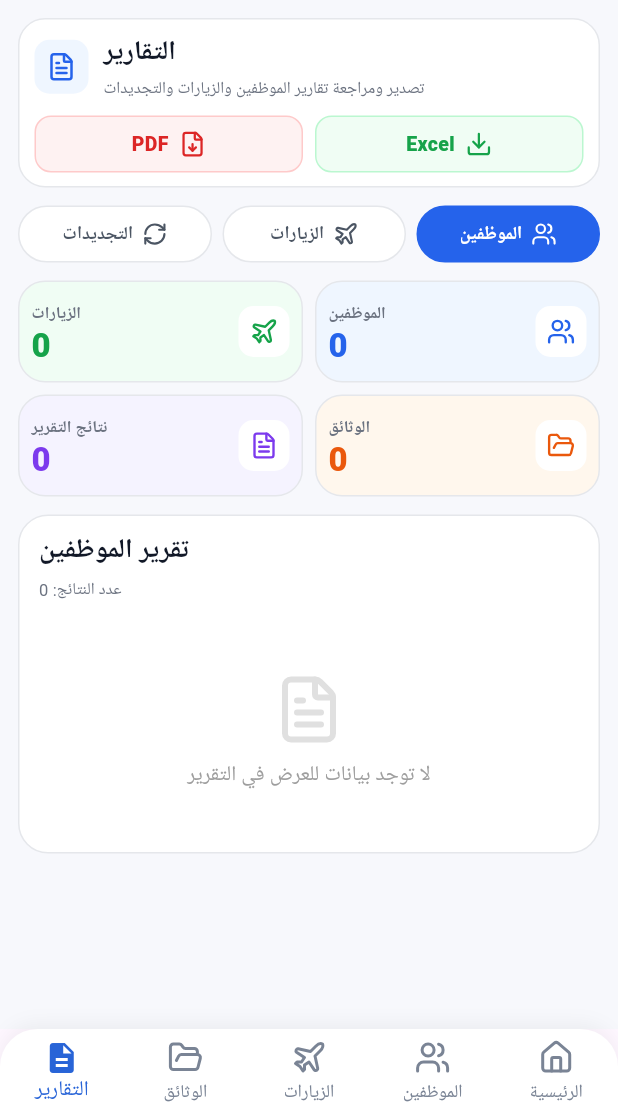
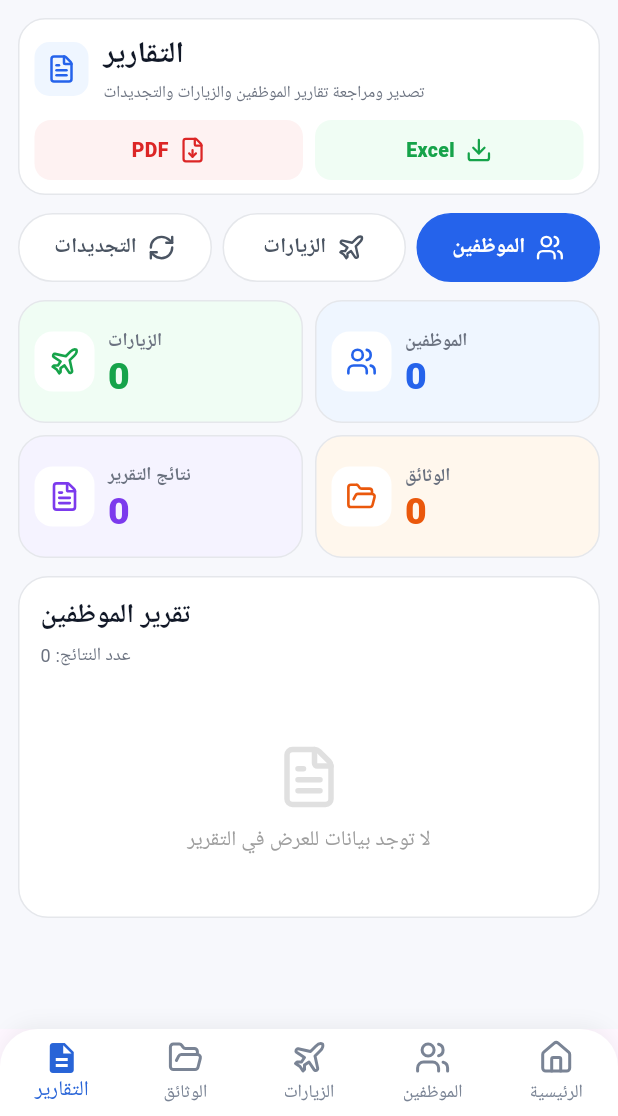
Before and after one commit to alazani-web/employee_id_app, a Flutter app: the screen it shows after launch, item 5 of the bottom bar chosen, on a phone screen of 412 x 824 dp, the part 120-1236 px from its top. Run offline on Flutter 3.47's test engine with Material 3 defaults, Android fonts, the phone set to English and light mode, and no system bars; our stand-ins replace file_picker, firebase_core, flutter_svg, lucide_icons_flutter, pdf, printing and 1 more; missing offline and left inert: excel, universal_html; accounts and stored records are empty; Roboto replaces fonts that are missing (Arial).

Commit message:
تم الانتهاء من صفحة التقارير

```diff
--- a/lib/screens/reports_screen.dart
+++ b/lib/screens/reports_screen.dart
@@ -253,7 +253,7 @@ class _ReportsScreenState extends State<ReportsScreen> {
                     Text(
                       'التقارير',
                       textAlign: TextAlign.right,
-                      style: TextStyle(fontSize: 18, fontWeight: FontWeight.w800, color: Color(0xff111827)),
+                      style: TextStyle(fontSize: 20, fontWeight: FontWeight.w800, color: Color(0xff111827)),
                     ),
                     SizedBox(height: 4),
                     Text(
@@ -285,7 +285,7 @@ class _ReportsScreenState extends State<ReportsScreen> {
                   icon: LucideIcons.download,
                   foreground: const Color(0xff16A34A),
                   background: const Color(0xffF0FDF4),
-                  border: const Color(0xffBBF7D0),
+                  border: Colors.transparent,
                   onPressed: _exportExcel,
                 ),
               ),
@@ -296,7 +296,7 @@ class _ReportsScreenState extends State<ReportsScreen> {
                   icon: LucideIcons.fileDown,
                   foreground: const Color(0xffDC2626),
                   background: const Color(0xffFEF2F2),
-                  border: const Color(0xffFECACA),
+                  border: Colors.transparent,
                   onPressed: _exportPdf,
                 ),
               ),
@@ -323,11 +323,10 @@ class _ReportsScreenState extends State<ReportsScreen> {
           await onPressed();
         },
         child: Container(
-          height: 38,
+          height: 40,
           decoration: BoxDecoration(
             color: background,
             borderRadius: BorderRadius.circular(11),
-            border: Border.all(color: border),
           ),
           child: Row(
             mainAxisAlignment: MainAxisAlignment.center,
@@ -364,7 +363,7 @@ class _ReportsScreenState extends State<ReportsScreen> {
               borderRadius: BorderRadius.circular(24),
               onTap: () => setState(() => selectedTab = index),
               child: Container(
-                height: 38,
+                height: 46,
                 decoration: BoxDecoration(
                   color: active ? primaryBlue : Colors.white,
                   borderRadius: BorderRadius.circular(24),
@@ -373,13 +372,13 @@ class _ReportsScreenState extends State<ReportsScreen> {
                 child: Row(
                   mainAxisAlignment: MainAxisAlignment.center,
                   children: [
-                    Icon(tabIcons[index], size: 17, color: active ? Colors.white : const Color(0xff4B5563)),
-                    const SizedBox(width: 6),
+                    Icon(tabIcons[index], size: 19, color: active ? Colors.white : const Color(0xff4B5563)),
+                    const SizedBox(width: 7),
                     Text(
                       tabs[index],
                       style: TextStyle(
                         color: active ? Colors.white : const Color(0xff4B5563),
-                        fontSize: 12,
+                        fontSize: 14,
                         fontWeight: FontWeight.w700,
                       ),
                     ),
@@ -422,33 +421,34 @@ class _ReportsScreenState extends State<ReportsScreen> {
 
   Widget _statCard(String title, String value, IconData icon, Color color, Color background) {
     return Container(
-      height: 68,
-      padding: const EdgeInsets.fromLTRB(8, 6, 8, 6),
+      height: 82,
+      padding: const EdgeInsets.symmetric(horizontal: 10, vertical: 8),
       decoration: BoxDecoration(
         color: background,
         borderRadius: BorderRadius.circular(18),
         border: Border.all(color: const Color(0xffE5E7EB)),
       ),
       child: Row(
+        textDirection: TextDirection.ltr,
         children: [
           Container(
-            width: 34,
-            height: 34,
+            width: 40,
+            height: 40,
             decoration: BoxDecoration(
               color: Colors.white,
-              borderRadius: BorderRadius.circular(10),
+              borderRadius: BorderRadius.circular(12),
             ),
-            child: Icon(icon, color: color, size: 19),
+            child: Icon(icon, color: color, size: 21),
           ),
-          const SizedBox(width: 7),
+          const SizedBox(width: 9),
           Expanded(
             child: Column(
               mainAxisAlignment: MainAxisAlignment.center,
               crossAxisAlignment: CrossAxisAlignment.end,
               children: [
-                Text(title, style: const TextStyle(fontSize: 11, color: Color(0xff6B7280), fontWeight: FontWeight.w600)),
+                Text(title, style: const TextStyle(fontSize: 12, color: Color(0xff6B7280), fontWeight: FontWeight.w600)),
                 const SizedBox(height: 2),
-                Text(value, style: TextStyle(fontSize: 22, height: 1, color: color, fontWeight: FontWeight.w800)),
+                Text(value, style: TextStyle(fontSize: 25, height: 1, color: color, fontWeight: FontWeight.w800)),
               ],
             ),
           ),
@@ -470,13 +470,13 @@ class _ReportsScreenState extends State<ReportsScreen> {
         crossAxisAlignment: CrossAxisAlignment.stretch,
         children: [
           Padding(
-            padding: const EdgeInsets.fromLTRB(13, 10, 13, 8),
+            padding: const EdgeInsets.fromLTRB(14, 12, 14, 10),
             child: Column(
               crossAxisAlignment: CrossAxisAlignment.end,
               children: [
                 Text(title, style: const TextStyle(fontSize: 18, fontWeight: FontWeight.w800, color: Color(0xff111827))),
                 const SizedBox(height: 4),
-                Text('عدد النتائج: $count', style: const TextStyle(fontSize: 11, color: Color(0xff6B7280))),
+                Text('عدد النتائج: $count', style: const TextStyle(fontSize: 12, color: Color(0xff6B7280))),
               ],
             ),
           ),
@@ -652,7 +652,7 @@ class _ReportsScreenState extends State<ReportsScreen> {
         padding: const EdgeInsets.symmetric(vertical: 40),
         child: Column(
           children: [
-            Icon(LucideIcons.fileText, size: 48, color: Colors.grey.shade300),
+            Icon(LucideIcons.fileText, size: 44, color: Colors.grey.shade300),
             const SizedBox(height: 10),
             Text('لا توجد بيانات للعرض في التقرير', style: TextStyle(fontSize: 14, color: Colors.grey.shade500)),
           ],
```
